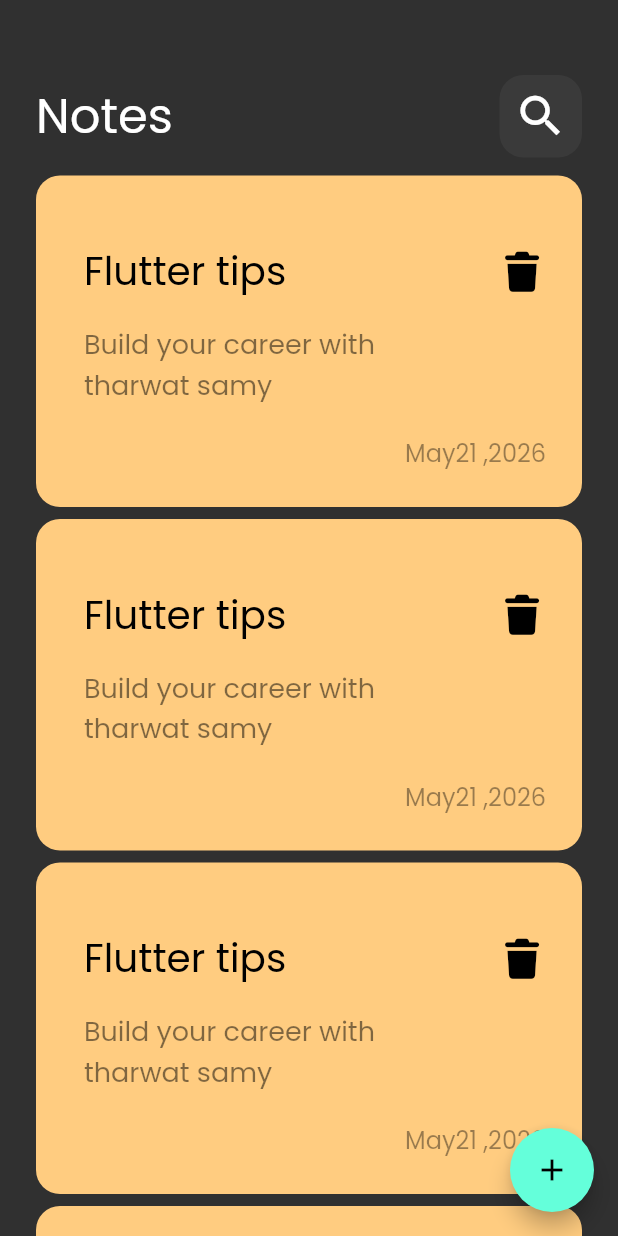
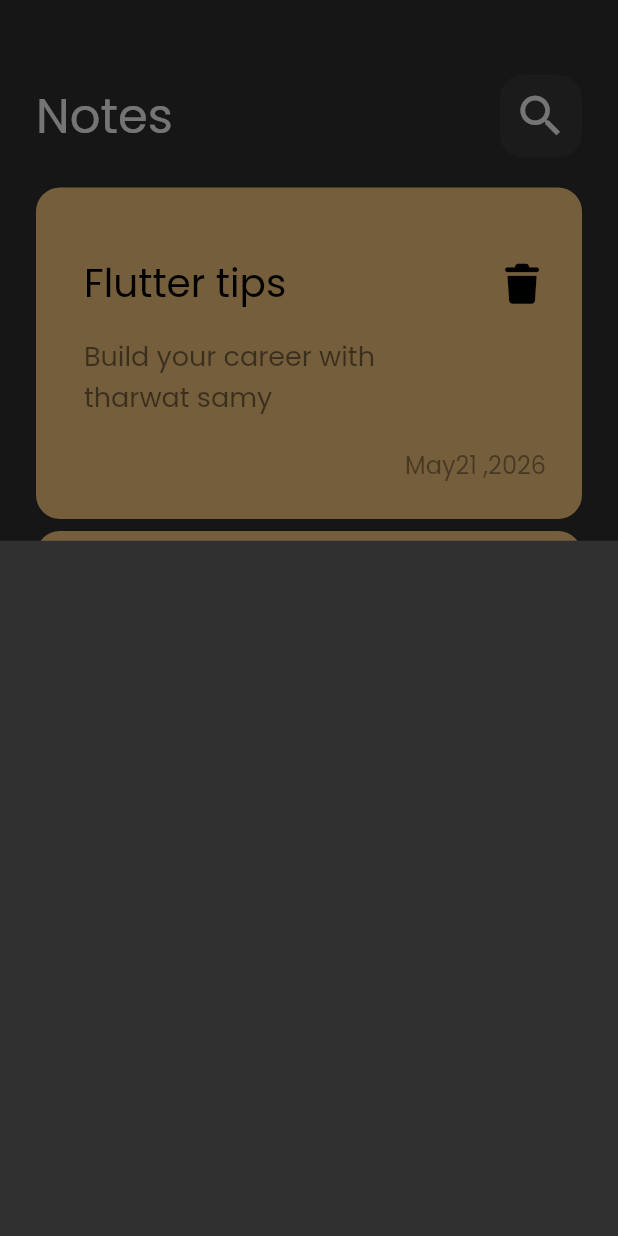
Before and after one commit to saeed-talaat/notes_app, a Flutter app: the screen it shows after launch, after a tap on the "add" icon, on a phone screen of 412 x 824 dp. Run offline on Flutter 3.47's test engine with Material 3 defaults, Android fonts, the phone set to English and light mode, and no system bars; our stand-ins replace font_awesome_flutter.

Commit message:
show modal bottom sheet

```diff
--- a/lib/views/notes_view.dart
+++ b/lib/views/notes_view.dart
@@ -1,4 +1,5 @@
 import 'package:flutter/material.dart';
+import 'package:notes_pp/widgets/add_note_bottom_sheet.dart';
 import 'package:notes_pp/widgets/notes_view_body.dart';
 
 class NotesView extends StatelessWidget {
@@ -9,8 +10,12 @@
     return Scaffold(
       body: const NotesViewBody(),
       floatingActionButton: FloatingActionButton(
-        onPressed: () {},
-        child: Icon(Icons.add),
+        onPressed: () {
+          showModalBottomSheet(context: context, builder: (context) {
+            return const  AddNoteBottmSheet();
+          });
+        },
+        child: const Icon(Icons.add),
       ),
     );
   }
--- /dev/null
+++ b/lib/widgets/add_note_bottom_sheet.dart
@@ -0,0 +1,10 @@
+import 'package:flutter/material.dart';
+
+class AddNoteBottmSheet extends StatelessWidget {
+  const AddNoteBottmSheet({Key? key}) : super(key: key);
+
+  @override
+  Widget build(BuildContext context) {
+    return Container();
+  }
+}
--- a/lib/widgets/custom_list_view.dart
+++ b/lib/widgets/custom_list_view.dart
@@ -4,17 +4,19 @@
 class CutsomListView extends StatelessWidget {
   const CutsomListView({Key? key}) : super(key: key);
 
-
   @override
   Widget build(BuildContext context) {
-    return ListView.builder(
-      padding: const EdgeInsets.only(top: 8),
+    return Padding(
+      padding: const EdgeInsets.symmetric(vertical: 16),
+      child: ListView.builder(
+        padding: EdgeInsets.zero,
         itemBuilder: (context, index) {
           return Padding(
             padding: const EdgeInsets.symmetric(vertical: 4),
             child: NoteItem(),
           );
         },
+      ),
     );
   }
 }
```
Lines whose indentation alone changed are shown as unchanged.
